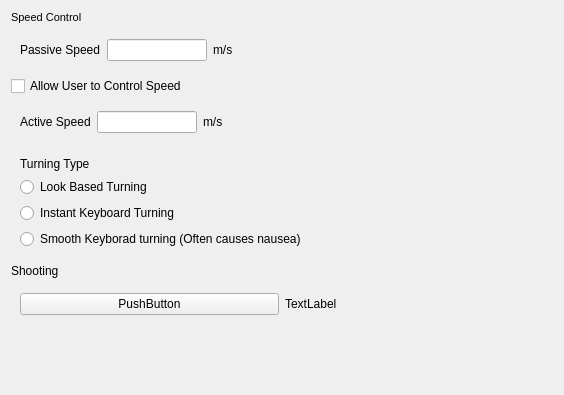
The window that task_passiveflyaround.ui (Painless-VR-Capstone/Qt-ClientApp) describes before a commit, drawn with Qt 5.
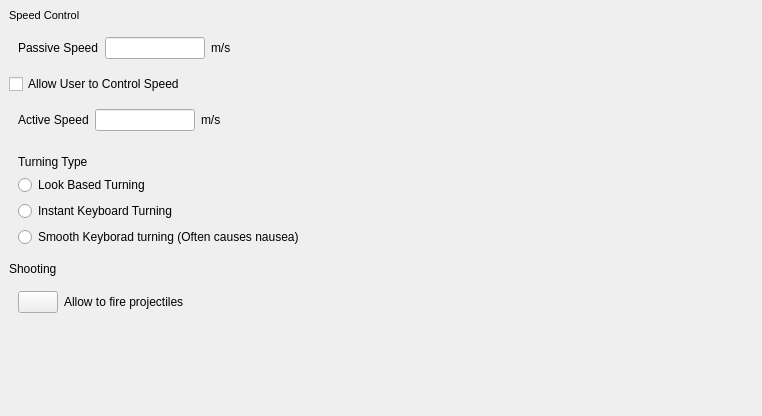
The same window after the commit.

What changed in the file:
```diff
--- a/task_passiveflyaround.ui
+++ b/task_passiveflyaround.ui
@@ -6,8 +6,8 @@
    <rect>
     <x>0</x>
     <y>0</y>
-    <width>564</width>
-    <height>395</height>
+    <width>762</width>
+    <height>416</height>
    </rect>
   </property>
   <property name="sizePolicy">
@@ -20,8 +20,35 @@
    <string>Form</string>
   </property>
   <layout class="QGridLayout" name="gridLayout">
+   <property name="leftMargin">
+    <number>0</number>
+   </property>
+   <property name="topMargin">
+    <number>0</number>
+   </property>
+   <item row="0" column="0">
+    <widget class="QWidget" name="passiveBox" native="true">
+     <layout class="QGridLayout" name="gridLayout_6">
+      <item row="0" column="0">
+       <widget class="QLabel" name="label_3">
+        <property name="sizePolicy">
+         <sizepolicy hsizetype="Preferred" vsizetype="Fixed">
+          <horstretch>0</horstretch>
+          <verstretch>0</verstretch>
+         </sizepolicy>
+        </property>
+        <property name="font">
+         <font>
+          <pointsize>8</pointsize>
+         </font>
+        </property>
+        <property name="text">
+         <string>Speed Control</string>
+        </property>
+       </widget>
+      </item>
    <item row="1" column="0">
-    <widget class="QWidget" name="widget" native="true">
+       <widget class="QWidget" name="passiveSpeedBox" native="true">
      <property name="sizePolicy">
       <sizepolicy hsizetype="Preferred" vsizetype="Fixed">
        <horstretch>0</horstretch>
@@ -62,8 +89,57 @@
      </layout>
     </widget>
    </item>
-   <item row="6" column="0">
-    <widget class="QWidget" name="widget_2" native="true">
+      <item row="2" column="0">
+       <widget class="QCheckBox" name="userControlSpeedCheckBox">
+        <property name="focusPolicy">
+         <enum>Qt::NoFocus</enum>
+        </property>
+        <property name="text">
+         <string>Allow User to Control Speed</string>
+        </property>
+       </widget>
+      </item>
+      <item row="3" column="0">
+       <widget class="QWidget" name="activeSpeedBox" native="true">
+        <layout class="QGridLayout" name="gridLayout_4">
+         <item row="0" column="1">
+          <widget class="QLineEdit" name="activeSpeedLineEdit">
+           <property name="maximumSize">
+            <size>
+             <width>100</width>
+             <height>16777215</height>
+            </size>
+           </property>
+           <property name="focusPolicy">
+            <enum>Qt::ClickFocus</enum>
+           </property>
+          </widget>
+         </item>
+         <item row="0" column="0">
+          <widget class="QLabel" name="label_6">
+           <property name="sizePolicy">
+            <sizepolicy hsizetype="Fixed" vsizetype="Preferred">
+             <horstretch>0</horstretch>
+             <verstretch>0</verstretch>
+            </sizepolicy>
+           </property>
+           <property name="text">
+            <string>Active Speed</string>
+           </property>
+          </widget>
+         </item>
+         <item row="0" column="2">
+          <widget class="QLabel" name="label_7">
+           <property name="text">
+            <string>m/s</string>
+           </property>
+          </widget>
+         </item>
+        </layout>
+       </widget>
+      </item>
+      <item row="4" column="0">
+       <widget class="QWidget" name="turningTypeBox" native="true">
      <property name="sizePolicy">
       <sizepolicy hsizetype="Preferred" vsizetype="Fixed">
        <horstretch>0</horstretch>
@@ -108,32 +184,46 @@
      </layout>
     </widget>
    </item>
-   <item row="7" column="0">
+      <item row="5" column="0">
     <widget class="QLabel" name="label_5">
      <property name="text">
       <string>Shooting</string>
      </property>
     </widget>
    </item>
+      <item row="6" column="0">
+       <widget class="QWidget" name="projectileBox" native="true">
+        <layout class="QGridLayout" name="gridLayout_5">
+         <item row="0" column="1">
+          <widget class="QLabel" name="label_8">
+           <property name="text">
+            <string>Allow to fire projectiles</string>
+           </property>
+          </widget>
+         </item>
    <item row="0" column="0">
-    <widget class="QLabel" name="label_3">
+          <widget class="QPushButton" name="projectilesSwitch">
      <property name="sizePolicy">
-      <sizepolicy hsizetype="Preferred" vsizetype="Fixed">
+            <sizepolicy hsizetype="Fixed" vsizetype="Fixed">
        <horstretch>0</horstretch>
        <verstretch>0</verstretch>
       </sizepolicy>
      </property>
-     <property name="font">
-      <font>
-       <pointsize>8</pointsize>
-      </font>
+           <property name="focusPolicy">
+            <enum>Qt::NoFocus</enum>
      </property>
      <property name="text">
-      <string>Speed Control</string>
+            <string/>
      </property>
     </widget>
    </item>
-   <item row="13" column="0">
+        </layout>
+       </widget>
+      </item>
+     </layout>
+    </widget>
+   </item>
+   <item row="7" column="0">
     <spacer name="verticalSpacer">
      <property name="orientation">
       <enum>Qt::Vertical</enum>
@@ -146,69 +236,6 @@
      </property>
     </spacer>
    </item>
-   <item row="4" column="0">
-    <widget class="QCheckBox" name="userControlSpeedCheckBox">
-     <property name="text">
-      <string>Allow User to Control Speed</string>
-     </property>
-    </widget>
-   </item>
-   <item row="5" column="0">
-    <widget class="QWidget" name="widget_3" native="true">
-     <layout class="QGridLayout" name="gridLayout_4">
-      <item row="0" column="1">
-       <widget class="QLineEdit" name="activeSpeedLineEdit">
-        <property name="maximumSize">
-         <size>
-          <width>100</width>
-          <height>16777215</height>
-         </size>
-        </property>
-       </widget>
-      </item>
-      <item row="0" column="0">
-       <widget class="QLabel" name="label_6">
-        <property name="sizePolicy">
-         <sizepolicy hsizetype="Fixed" vsizetype="Preferred">
-          <horstretch>0</horstretch>
-          <verstretch>0</verstretch>
-         </sizepolicy>
-        </property>
-        <property name="text">
-         <string>Active Speed</string>
-        </property>
-       </widget>
-      </item>
-      <item row="0" column="2">
-       <widget class="QLabel" name="label_7">
-        <property name="text">
-         <string>m/s</string>
-        </property>
-       </widget>
-      </item>
-     </layout>
-    </widget>
-   </item>
-   <item row="8" column="0">
-    <widget class="QWidget" name="widget_4" native="true">
-     <layout class="QGridLayout" name="gridLayout_5">
-      <item row="0" column="1">
-       <widget class="QLabel" name="label_8">
-        <property name="text">
-         <string>TextLabel</string>
-        </property>
-       </widget>
-      </item>
-      <item row="0" column="0">
-       <widget class="QPushButton" name="pushButton">
-        <property name="text">
-         <string>PushButton</string>
-        </property>
-       </widget>
-      </item>
-     </layout>
-    </widget>
-   </item>
   </layout>
  </widget>
  <resources/>
```
Left out of the diff: 14 changed lines with no effect on the pictures. Lines whose indentation alone changed are shown as unchanged.
